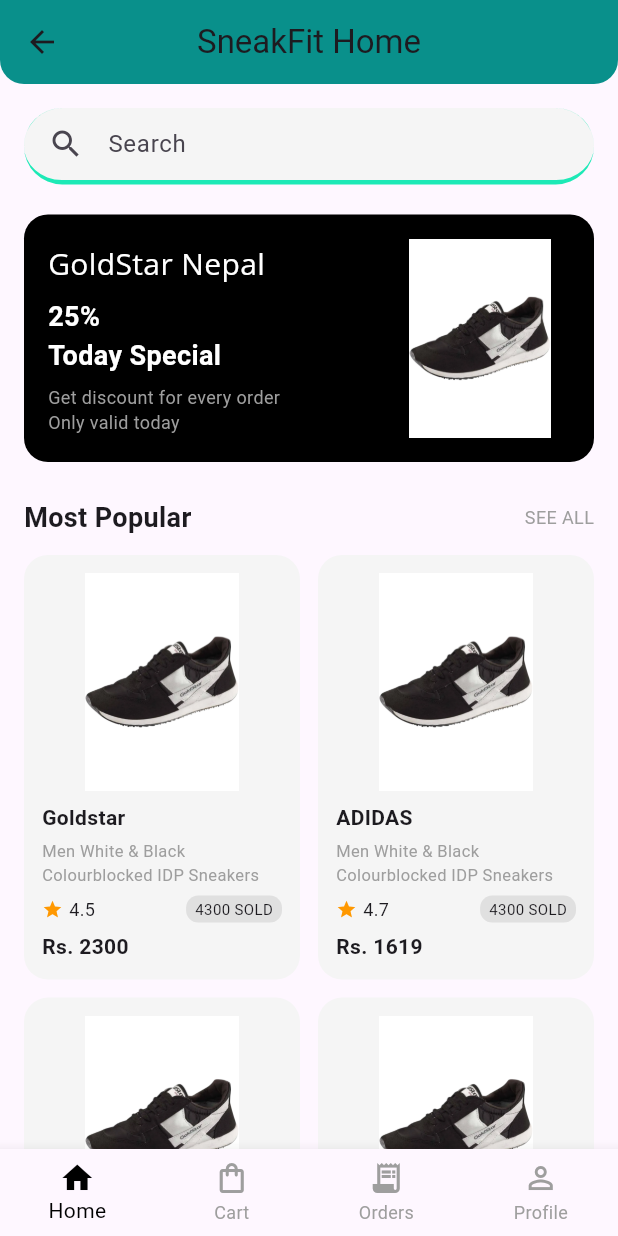
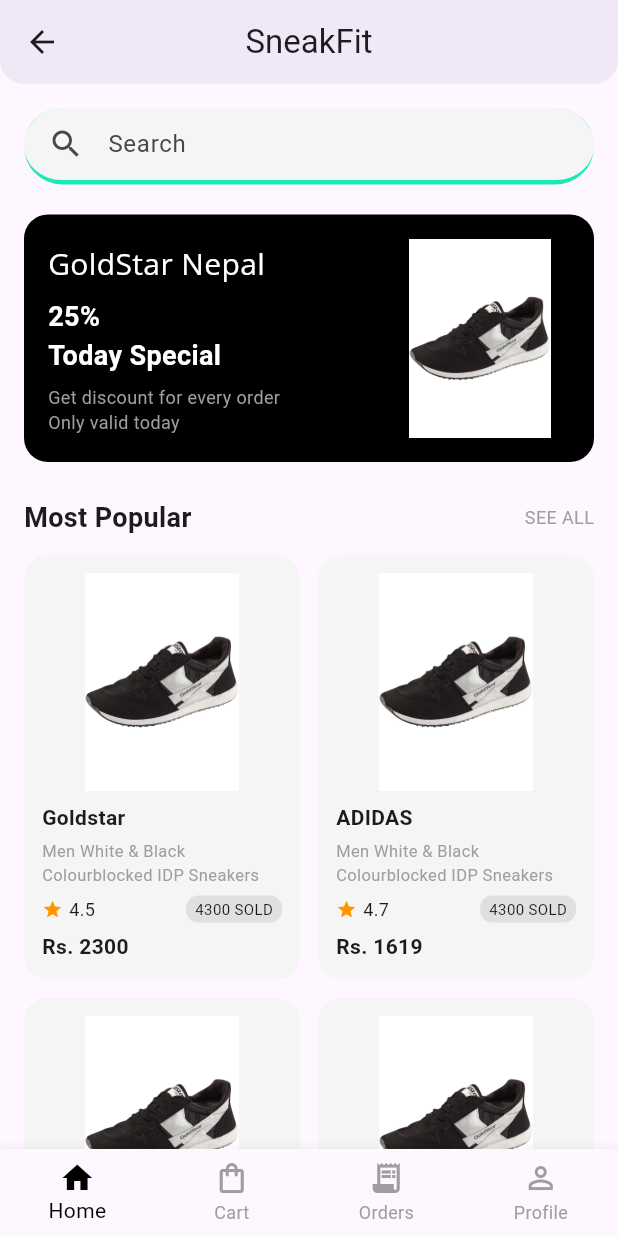
Before and after one commit to SushantshtL0L/Sneak_Fit, a Flutter app: the DashboardScreen screen opened by its route, on a phone screen of 412 x 824 dp. Run offline on Flutter 3.47's test engine with Material 3 defaults, Android fonts, the phone set to English and light mode, and no system bars.

Commit message:
Dashboard done

```diff
--- a/lib/screens/dashboard_screen.dart
+++ b/lib/screens/dashboard_screen.dart
@@ -25,8 +25,8 @@
   Widget build(BuildContext context) {
     return Scaffold(
       appBar: AppBar(
-        title: const Text("SneakFit Home"),
-        backgroundColor: Colors.teal,
+        title: const Text("SneakFit"),
+        // backgroundColor: Colors.teal,
         elevation: 4,
         centerTitle: true,
         shape: const RoundedRectangleBorder(
```
